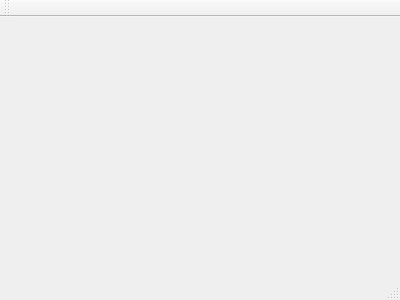
This is mainwindow.ui in XYM132/newSerial as Qt 5 draws it before an edit. The edited form follows.
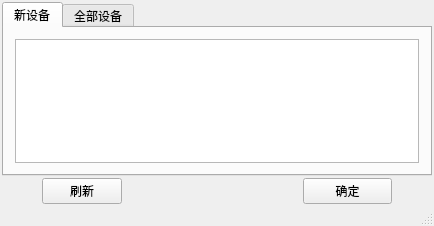
This is the edited form.

```diff
--- a/mainwindow.ui
+++ b/mainwindow.ui
@@ -1,24 +1,135 @@
 <ui version="4.0">
  <class>MainWindow</class>
- <widget class="QMainWindow" name="MainWindow" >
-  <property name="geometry" >
+ <widget class="QMainWindow" name="MainWindow">
+  <property name="geometry">
    <rect>
     <x>0</x>
     <y>0</y>
-    <width>400</width>
-    <height>300</height>
+    <width>434</width>
+    <height>226</height>
    </rect>
   </property>
   <property name="windowTitle" >
    <string>MainWindow</string>
   </property>
-  <widget class="QMenuBar" name="menuBar" />
-  <widget class="QToolBar" name="mainToolBar" />
-  <widget class="QWidget" name="centralWidget" />
-  <widget class="QStatusBar" name="statusBar" />
+  <property name="windowTitle">
+   <string>串口监听</string>
+  </property>
+  <property name="tabShape">
+   <enum>QTabWidget::Rounded</enum>
+  </property>
+  <property name="dockOptions">
+   <set>QMainWindow::AllowTabbedDocks|QMainWindow::AnimatedDocks</set>
+  </property>
+  <widget class="QWidget" name="centralWidget">
+   <layout class="QVBoxLayout" name="verticalLayout">
+    <property name="spacing">
+     <number>2</number>
+    </property>
+    <property name="leftMargin">
+     <number>2</number>
+    </property>
+    <property name="topMargin">
+     <number>2</number>
+    </property>
+    <property name="rightMargin">
+     <number>2</number>
+    </property>
+    <property name="bottomMargin">
+     <number>0</number>
+    </property>
+    <item>
+     <widget class="QTabWidget" name="tabWidget">
+      <property name="currentIndex">
+       <number>0</number>
+      </property>
+      <widget class="QWidget" name="tab">
+       <attribute name="title">
+        <string>新设备</string>
+       </attribute>
+       <layout class="QHBoxLayout" name="horizontalLayout">
+        <item>
+         <widget class="QTextEdit" name="textEdit_new"/>
+        </item>
+       </layout>
+      </widget>
+      <widget class="QWidget" name="tab_2">
+       <attribute name="title">
+        <string>全部设备</string>
+       </attribute>
+       <layout class="QHBoxLayout" name="horizontalLayout_2">
+        <item>
+         <widget class="QTextEdit" name="textEdit_all"/>
+        </item>
+       </layout>
+      </widget>
+     </widget>
+    </item>
+    <item>
+     <layout class="QHBoxLayout" name="horizontalLayout_3" stretch="0,0,2,1,0">
+      <property name="spacing">
+       <number>2</number>
+      </property>
+      <item>
+       <spacer name="horizontalSpacer_2">
+        <property name="orientation">
+         <enum>Qt::Horizontal</enum>
+        </property>
+        <property name="sizeHint" stdset="0">
+         <size>
+          <width>40</width>
+          <height>20</height>
+         </size>
+        </property>
+       </spacer>
+      </item>
+      <item>
+       <widget class="QPushButton" name="pushButton">
+        <property name="text">
+         <string>刷新</string>
+        </property>
+       </widget>
+      </item>
+      <item>
+       <spacer name="horizontalSpacer">
+        <property name="orientation">
+         <enum>Qt::Horizontal</enum>
+        </property>
+        <property name="sizeHint" stdset="0">
+         <size>
+          <width>40</width>
+          <height>20</height>
+         </size>
+        </property>
+       </spacer>
+      </item>
+      <item>
+       <widget class="QPushButton" name="pushButton_2">
+        <property name="text">
+         <string>确定</string>
+        </property>
+       </widget>
+      </item>
+      <item>
+       <spacer name="horizontalSpacer_3">
+        <property name="orientation">
+         <enum>Qt::Horizontal</enum>
+        </property>
+        <property name="sizeHint" stdset="0">
+         <size>
+          <width>40</width>
+          <height>20</height>
+         </size>
+        </property>
+       </spacer>
+      </item>
+     </layout>
+    </item>
+   </layout>
+  </widget>
+  <widget class="QStatusBar" name="statusBar"/>
  </widget>
- <layoutDefault spacing="6" margin="11" />
- <pixmapfunction></pixmapfunction>
+ <layoutdefault spacing="6" margin="11"/>
  <resources/>
  <connections/>
 </ui>
```
Left out of the diff: 5 changed lines with no effect on the pictures.
